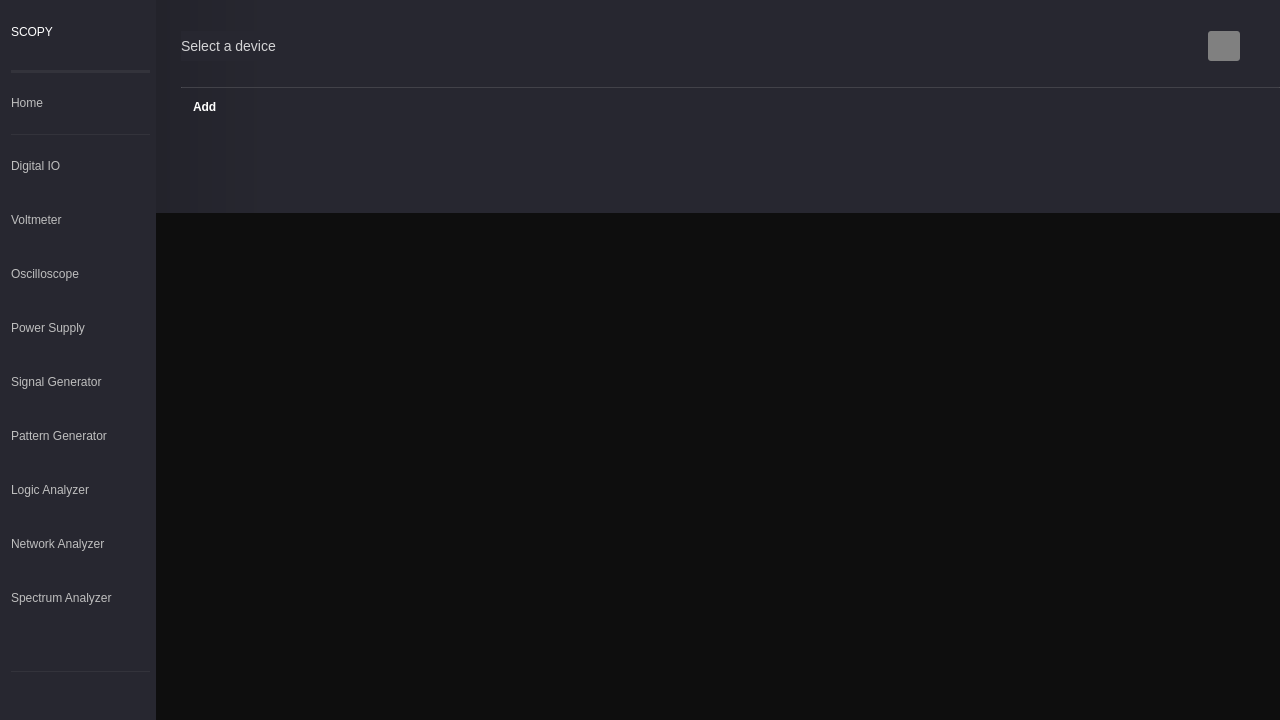
This is ui/tool_launcher.ui in analogdevicesinc/scopy as Qt 5 draws it before an edit. The edited form follows.
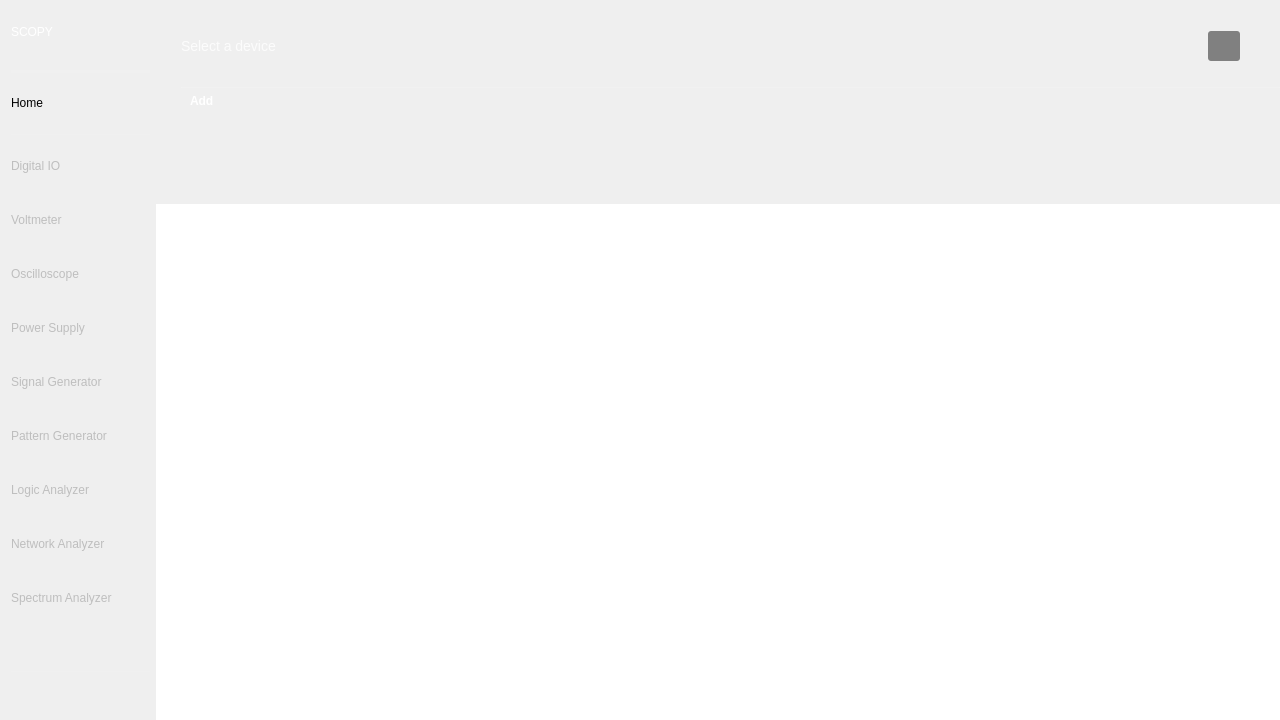
This is the edited form. Icons and pictures are not drawn. Custom widgets are drawn as their Qt base class.

Commit message: ToolLauncher: Update stylesheets

Diff of the .ui file:
```diff
--- a/ui/tool_launcher.ui
+++ b/ui/tool_launcher.ui
@@ -19,11 +19,6 @@
   <property name="windowTitle">
    <string>Scopy</string>
   </property>
-  <property name="styleSheet">
-   <string notr="true">background-color: rgb(39, 39, 48);
-color: rgb(190, 190, 190);
-font: 75 10pt &quot;DejaVu Sans&quot;;</string>
-  </property>
   <widget class="QWidget" name="centralWidget">
    <property name="sizePolicy">
     <sizepolicy hsizetype="Maximum" vsizetype="Minimum">
@@ -56,23 +51,9 @@
        </size>
       </property>
       <property name="styleSheet">
-       <string notr="true">QPushButton {
-Text-align:left;
-border: none;
-background-color: none;
-}
-
-QWidget#menu {
-background-color: none;
-}
-
-QWidget:hover {
-background-color: rgb(27, 27, 33);
-}
-
-QWidget[selected=true] {
-background-color: rgb(27, 27, 33);
-}</string>
+       <string notr="true">QPushButton { text-align:left; border: none; background-color: none; }
+.QWidget:hover { background-color: rgba(0, 0, 0, 60); }
+.QWidget[selected=true] { background-color: rgba(0, 0, 0, 60); }</string>
       </property>
       <layout class="QVBoxLayout" name="verticalLayout">
        <property name="leftMargin">
@@ -159,7 +140,7 @@
        <item>
         <widget class="Line" name="line_3">
          <property name="styleSheet">
-          <string notr="true">color: rgb(51, 51, 59);</string>
+          <string notr="true">color: rgba(255, 255, 255, 16);</string>
          </property>
          <property name="frameShadow">
           <enum>QFrame::Plain</enum>
@@ -247,7 +228,7 @@
        <item>
         <widget class="Line" name="line_2">
          <property name="styleSheet">
-          <string notr="true">color: rgb(51, 51, 59);</string>
+          <string notr="true">color: rgba(255, 255, 255, 16);</string>
          </property>
          <property name="frameShadow">
           <enum>QFrame::Plain</enum>
@@ -1179,7 +1160,7 @@
        <item>
         <widget class="Line" name="line">
          <property name="styleSheet">
-          <string notr="true">color: rgb(51, 51, 59);</string>
+          <string notr="true">color: rgba(255, 255, 255, 16);</string>
          </property>
          <property name="frameShadow">
           <enum>QFrame::Plain</enum>
@@ -1255,11 +1236,6 @@
           <verstretch>0</verstretch>
          </sizepolicy>
         </property>
-        <property name="styleSheet">
-         <string notr="true">QWidget#homeWidget {
-background-color: qlineargradient(spread:pad, x1:0, y1:0, x2:0.1, y2:0, stop:0 rgba(35, 35, 43, 255), stop:1 rgba(39, 39, 48, 255));
-}</string>
-        </property>
         <layout class="QVBoxLayout" name="verticalLayout_3">
          <property name="spacing">
           <number>0</number>
@@ -1594,9 +1570,6 @@
          </item>
          <item>
           <widget class="QTextBrowser" name="textBrowser">
-           <property name="styleSheet">
-            <string notr="true">background-color: #0e0e0e;</string>
-           </property>
            <property name="frameShape">
             <enum>QFrame::NoFrame</enum>
            </property>
```
